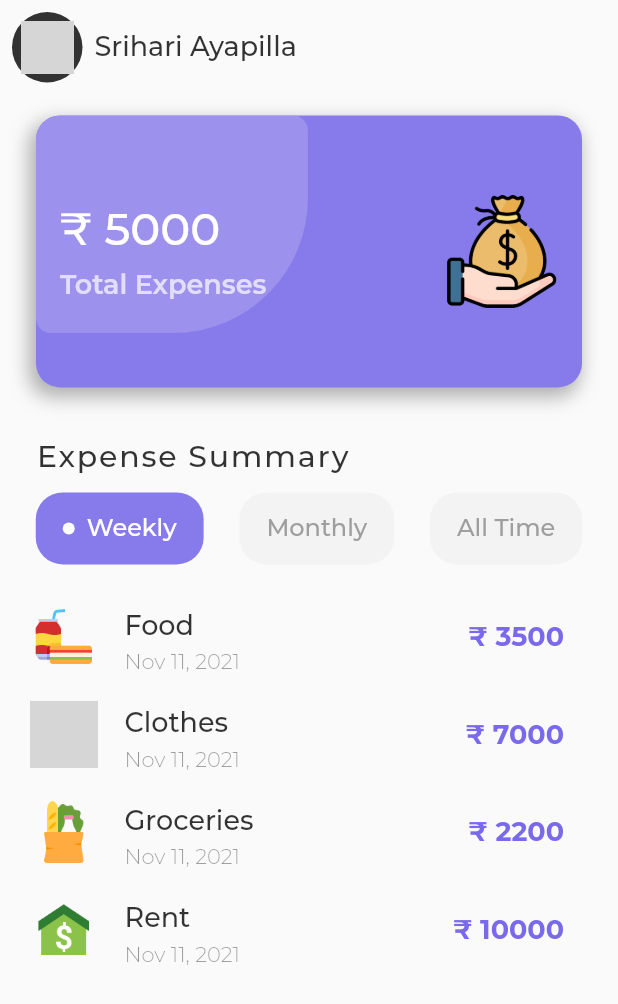
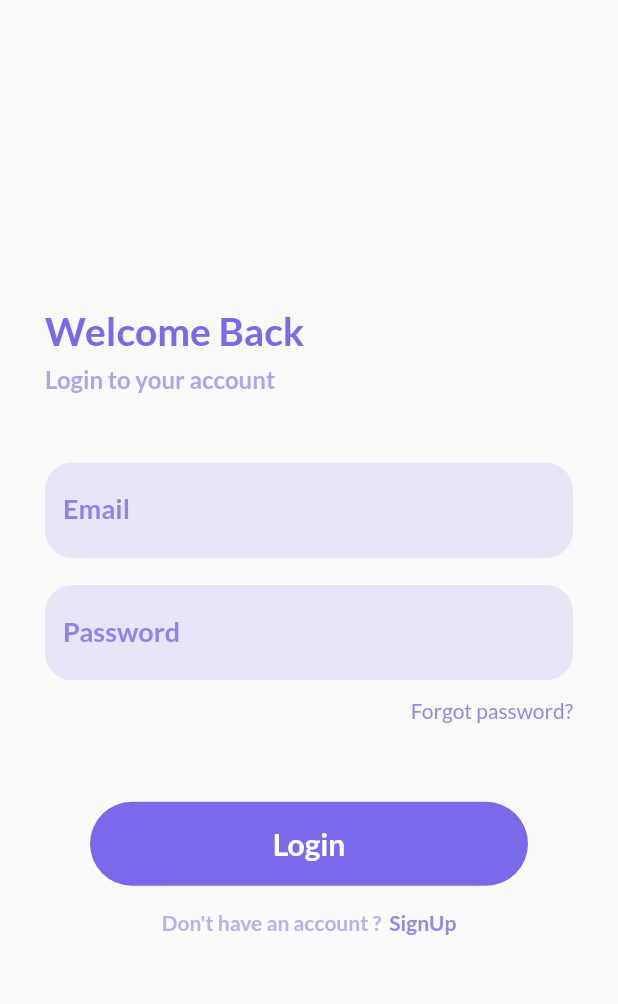
Before and after one commit to srihariash999/moneyboi, a Flutter app: the screen it shows after launch, on a phone screen of 412 x 824 dp. Shown: the top 1004 px of the screen. Run offline on Flutter 3.47's test engine with Material 2 defaults, Android fonts, the phone set to English and light mode, and no system bars; our stand-ins replace google_fonts; grey boxes are pictures that could not be loaded.

Commit message:
added loginScreen

```diff
--- /dev/null
+++ b/lib/Constants/colors.dart
@@ -0,0 +1,7 @@
+import 'package:flutter/material.dart';
+
+const Color moneyBoyPurple = Color(0xFF7A69EA);
+const Color moneyBoyPurpleLight = Color(0xFF9C91ED);
+
+//* this is a spare purple,a shade between moneyBoyPurple and moneyBoyPurpleLight
+//const Color(0xFF877BEB),
--- a/lib/Screens/home_page.dart
+++ b/lib/Screens/home_page.dart
@@ -1,5 +1,6 @@
 import 'package:flutter/material.dart';
 import 'package:google_fonts/google_fonts.dart';
+import 'package:moneyboi/Constants/colors.dart';
 import 'package:moneyboi/Widgets/profile_avatar.dart';
 import 'package:moneyboi/Widgets/timewise_expense_list.dart';
 import 'package:moneyboi/Widgets/toggle_label.dart';
@@ -34,10 +35,22 @@ class HomePage extends StatelessWidget {
             ),
             const SizedBox(height: 12.0),
             const ToggleLabelsRow(),
-          const TimewiseExpensesList()
+            TimewiseExpensesList(
+              height: MediaQuery.of(context).size.height * 0.38,
+            )
           ],
         ),
-    ));
+      ),
+      floatingActionButton: FloatingActionButton(
+        onPressed: () {},
+        backgroundColor: moneyBoyPurple,
+        elevation: 1.0,
+        child: const Icon(
+          Icons.add,
+          size: 42.0,
+        ),
+      ),
+    );
   }
 }
 
--- /dev/null
+++ b/lib/Screens/login_page.dart
@@ -0,0 +1,114 @@
+import 'package:flutter/material.dart';
+import 'package:google_fonts/google_fonts.dart';
+import 'package:moneyboi/Constants/colors.dart';
+import 'package:moneyboi/Widgets/big_bar_button.dart';
+import 'package:moneyboi/Widgets/text_field_widget.dart';
+
+class LoginPage extends StatelessWidget {
+  LoginPage({Key? key}) : super(key: key);
+
+  final TextEditingController _emailController = TextEditingController();
+  final TextEditingController _passwordController = TextEditingController();
+
+  @override
+  Widget build(BuildContext context) {
+    return Scaffold(
+      body: SafeArea(
+        child: Column(
+          crossAxisAlignment: CrossAxisAlignment.start,
+          mainAxisAlignment: MainAxisAlignment.center,
+          children: [
+            Padding(
+              padding:
+                  const EdgeInsets.symmetric(horizontal: 30.0, vertical: 4.0),
+              child: Text(
+                "Welcome Back",
+                style: GoogleFonts.lato(
+                  fontSize: 26.0,
+                  fontWeight: FontWeight.w600,
+                  color: moneyBoyPurple,
+                ),
+              ),
+            ),
+            Padding(
+              padding:
+                  const EdgeInsets.symmetric(horizontal: 30.0, vertical: 4.0),
+              child: Text(
+                "Login to your account",
+                style: GoogleFonts.lato(
+                  fontSize: 16.0,
+                  fontWeight: FontWeight.w600,
+                  color: moneyBoyPurple.withOpacity(0.6),
+                ),
+              ),
+            ),
+            const SizedBox(height: 42.0),
+            TextFieldWidget(
+              controller: _emailController,
+              inputType: TextInputType.emailAddress,
+              hint: "Enter your email address",
+              label: "Email",
+            ),
+            const SizedBox(height: 18.0),
+            TextFieldWidget(
+              controller: _passwordController,
+              inputType: TextInputType.visiblePassword,
+              hint: "Enter your password",
+              label: "Password",
+              obscure: true,
+            ),
+            Align(
+              alignment: Alignment.topRight,
+              child: Padding(
+                padding: const EdgeInsets.only(right: 30.0, top: 12.0),
+                child: Text(
+                  "Forgot password?",
+                  style: GoogleFonts.lato(
+                    fontSize: 14.0,
+                    fontWeight: FontWeight.w500,
+                    color: moneyBoyPurple.withOpacity(0.8),
+                  ),
+                ),
+              ),
+            ),
+            const SizedBox(height: 52.0),
+            BigBarButtonBody(
+              horizontalPadding: 60.0,
+              borderRadius: 30.0,
+              child: Text(
+                "Login",
+                style: GoogleFonts.lato(
+                  fontSize: 20.0,
+                  fontWeight: FontWeight.w600,
+                  color: Colors.white,
+                ),
+              ),
+            ),
+            const SizedBox(height: 16.0),
+            Row(
+              mainAxisAlignment: MainAxisAlignment.center,
+              children: [
+                Text(
+                  "Don't have an account ?  ",
+                  style: GoogleFonts.lato(
+                    fontSize: 14.0,
+                    fontWeight: FontWeight.w600,
+                    color: moneyBoyPurpleLight.withOpacity(0.7),
+                  ),
+                ),
+                Text(
+                  "SignUp",
+                  style: GoogleFonts.lato(
+                    fontSize: 14.0,
+                    fontWeight: FontWeight.w700,
+                    color: moneyBoyPurple.withOpacity(.8),
+                  ),
+                ),
+              ],
+            ),
+          ],
+        ),
+      ),
+    );
+  }
+}
--- /dev/null
+++ b/lib/Widgets/big_bar_button.dart
@@ -0,0 +1,30 @@
+import 'package:flutter/material.dart';
+import 'package:moneyboi/Constants/colors.dart';
+
+class BigBarButtonBody extends StatelessWidget {
+  const BigBarButtonBody({
+    Key? key,
+    this.horizontalPadding,
+    required this.child,
+    this.borderRadius,
+  }) : super(key: key);
+  final double? horizontalPadding;
+  final Widget child;
+  final double? borderRadius;
+  @override
+  Widget build(BuildContext context) {
+    return Container(
+      margin: EdgeInsets.symmetric(
+        horizontal: horizontalPadding ?? 30.0,
+      ),
+      padding: const EdgeInsets.all(16.0),
+      width: double.maxFinite,
+      alignment: Alignment.center,
+      decoration: BoxDecoration(
+        color: moneyBoyPurple,
+        borderRadius: BorderRadius.circular(borderRadius ?? 18.0),
+      ),
+      child: child,
+    );
+  }
+}
--- /dev/null
+++ b/lib/Widgets/text_field_widget.dart
@@ -0,0 +1,64 @@
+import 'package:flutter/material.dart';
+import 'package:google_fonts/google_fonts.dart';
+import 'package:moneyboi/Constants/colors.dart';
+
+class TextFieldWidget extends StatelessWidget {
+  const TextFieldWidget({
+    Key? key,
+    required this.controller,
+    this.horizontalPadding,
+    this.inputType,
+    this.hint,
+    this.label,
+    this.obscure,
+  }) : super(key: key);
+  final TextEditingController controller;
+  final double? horizontalPadding;
+  final TextInputType? inputType;
+  final String? label;
+  final String? hint;
+  final bool? obscure;
+  @override
+  Widget build(BuildContext context) {
+    return Container(
+      decoration: BoxDecoration(
+        color: moneyBoyPurpleLight.withOpacity(0.2),
+        borderRadius: BorderRadius.circular(18.0),
+      ),
+      padding: const EdgeInsets.only(left: 12.0),
+      margin: EdgeInsets.symmetric(horizontal: horizontalPadding ?? 30.0),
+      child: Theme(
+        data: ThemeData(
+          primaryColor: moneyBoyPurple,
+        ),
+        child: TextField(
+          controller: controller,
+          keyboardType: inputType,
+          obscureText: obscure ?? false,
+          obscuringCharacter: "*",
+          style: GoogleFonts.lato(
+            fontSize: 18.0,
+            fontWeight: FontWeight.w600,
+            color: moneyBoyPurple.withOpacity(0.8),
+          ),
+          decoration: InputDecoration(
+            border: InputBorder.none,
+            focusedBorder: InputBorder.none,
+            enabledBorder: InputBorder.none,
+            hintText: hint,
+            labelText: label,
+            labelStyle: GoogleFonts.lato(
+              fontWeight: FontWeight.w600,
+              color: moneyBoyPurple.withOpacity(0.8),
+            ),
+            hintStyle: GoogleFonts.lato(
+              fontWeight: FontWeight.w400,
+              fontSize: 14.0,
+              color: moneyBoyPurple.withOpacity(0.5),
+            ),
+          ),
+        ),
+      ),
+    );
+  }
+}
--- a/lib/Widgets/timewise_expense_list.dart
+++ b/lib/Widgets/timewise_expense_list.dart
@@ -1,25 +1,43 @@
 import 'package:flutter/material.dart';
 import 'package:google_fonts/google_fonts.dart';
 import 'package:intl/intl.dart';
+import 'package:moneyboi/Constants/colors.dart';
 import 'package:moneyboi/Data%20Models/expense_record.dart';
 import 'package:moneyboi/Mock%20Data/mock_expense_record.dart';
 
 class TimewiseExpensesList extends StatelessWidget {
+  final double height;
   const TimewiseExpensesList({
     Key? key,
+    required this.height,
   }) : super(key: key);
 
   @override
   Widget build(BuildContext context) {
-    return Expanded(
-      child: Padding(
+    return Padding(
       padding: const EdgeInsets.only(top: 16.0, left: 12.0, right: 12.0),
-        child: ListView.builder(
-            itemCount: listOfExpenses.length,
-            itemBuilder: (context, index) {
-              final ExpenseRecordItem _eri = listOfExpenses[index];
+      child: Container(
+          height: height,
+          clipBehavior: Clip.antiAlias,
+          decoration: BoxDecoration(
+            boxShadow: [
+              BoxShadow(
+                color: Colors.black.withOpacity(0.1),
+                offset: const Offset(-2.0, 2.0),
+                blurRadius: 5.0,
+                spreadRadius: 0.1,
+              )
+            ],
+            color: Colors.white,
+            borderRadius: BorderRadius.circular(16.0),
+          ),
+          child: SingleChildScrollView(
+            physics: const BouncingScrollPhysics(),
+            child: Column(
+              mainAxisSize: MainAxisSize.min,
+              children: listOfExpenses.map((final ExpenseRecordItem _eri) {
                 return Padding(
-                padding: const EdgeInsets.all(8.0),
+                  padding: const EdgeInsets.all(12.0),
                   child: Row(
                     children: [
                       Image.asset(
@@ -36,8 +54,8 @@ class TimewiseExpensesList extends StatelessWidget {
                             mainAxisAlignment: MainAxisAlignment.spaceEvenly,
                             children: [
                               Padding(
-                              padding:
-                                  const EdgeInsets.only(top: 6.0, bottom: 4.0),
+                                padding: const EdgeInsets.only(
+                                    top: 6.0, bottom: 4.0),
                                 child: Text(
                                   _eri.category.name,
                                   style: GoogleFonts.montserrat(
@@ -66,15 +84,16 @@ class TimewiseExpensesList extends StatelessWidget {
                           style: GoogleFonts.montserrat(
                             fontSize: 18.0,
                             fontWeight: FontWeight.w700,
-                          color: const Color(0xFF7A69EA),
+                            color: moneyBoyPurple,
                           ),
                         ),
                       ),
                     ],
                   ),
                 );
-            }),
+              }).toList(),
             ),
+          )),
     );
   }
 }
--- a/lib/Widgets/toggle_label.dart
+++ b/lib/Widgets/toggle_label.dart
@@ -1,5 +1,6 @@
 import 'package:flutter/material.dart';
 import 'package:google_fonts/google_fonts.dart';
+import 'package:moneyboi/Constants/colors.dart';
 
 class ToggleLabel extends StatelessWidget {
   final bool isActive;
@@ -22,7 +23,7 @@ class _ActiveLabel extends StatelessWidget {
     return Container(
       padding: const EdgeInsets.symmetric(vertical: 14.0, horizontal: 18.0),
       decoration: BoxDecoration(
-        color: const Color(0xFF877BEB),
+        color: moneyBoyPurple,
         borderRadius: BorderRadius.circular(18.0),
       ),
       child: Row(
--- a/lib/Widgets/total_expenses_card.dart
+++ b/lib/Widgets/total_expenses_card.dart
@@ -1,5 +1,6 @@
 import 'package:flutter/material.dart';
 import 'package:google_fonts/google_fonts.dart';
+import 'package:moneyboi/Constants/colors.dart';
 
 class TotalExpensesCard extends StatelessWidget {
   final double height;
@@ -25,7 +26,7 @@ class TotalExpensesCard extends StatelessWidget {
           )
         ],
         borderRadius: BorderRadius.circular(16.0),
-        color: const Color(0xFF877BEB),
+        color: moneyBoyPurple,
       ),
       child: Stack(
         children: [
@@ -37,10 +38,10 @@ class TotalExpensesCard extends StatelessWidget {
               height: height * 0.9,
               width: height,
               decoration: const BoxDecoration(
-                color: Color(0xFF9C91ED),
+                color: moneyBoyPurpleLight,
                 borderRadius: BorderRadius.only(
                   bottomLeft: Radius.circular(10.0),
-                  bottomRight: Radius.circular(90.0),
+                  bottomRight: Radius.circular(60.0),
                   topRight: Radius.circular(10.0),
                 ),
               ),
--- a/lib/main.dart
+++ b/lib/main.dart
@@ -1,5 +1,5 @@
 import 'package:flutter/material.dart';
-import 'package:moneyboi/Screens/home_page.dart';
+import 'package:moneyboi/Screens/login_page.dart';
 
 void main() {
   runApp(MyApp());
@@ -9,10 +9,10 @@ class MyApp extends StatelessWidget {
   // This widget is the root of your application.
   @override
   Widget build(BuildContext context) {
-    return const MaterialApp(
+    return MaterialApp(
       debugShowCheckedModeBanner: false,
       title: 'MoneyBoi',
-      home: HomePage(),
+      home: LoginPage(),
     );
   }
 }
--- a/pubspec.yaml
+++ b/pubspec.yaml
@@ -21,11 +21,15 @@ environment:
   sdk: ">=2.12.0 <3.0.0"
 
 dependencies:
+  bloc: ^7.2.1
   cupertino_icons: ^1.0.2
   flutter:
     sdk: flutter
+  flutter_bloc: ^7.3.3
   google_fonts: ^2.1.0
+  hive: ^2.0.4
   intl: ^0.17.0
+
 
 
 
```
Also changed, not shown: pubspec.lock, 2 other files. Lines whose indentation alone changed are shown as unchanged.
